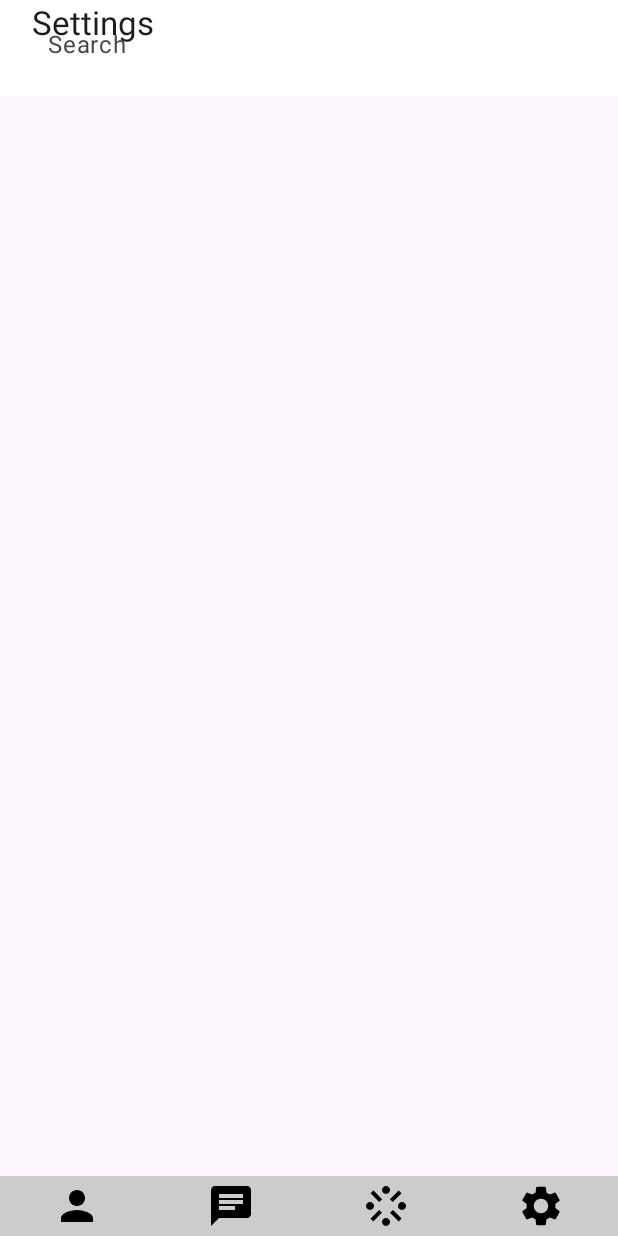
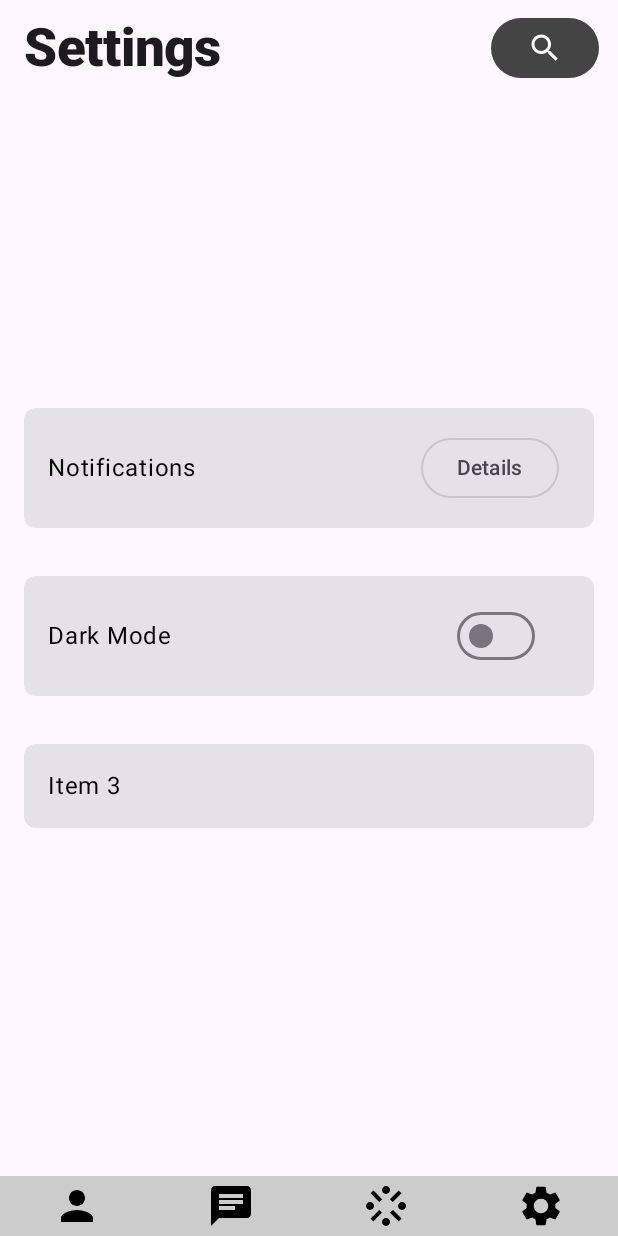
Before and after one commit to ataberkvarol/Whatsapp, an Android app built with Jetpack Compose: the settingsScreen screen opened through its navigation route, on a phone screen of 412 x 824 dp. Run offline under Robolectric (Android 15) with nearby library versions, the phone set to English and light mode, and no system bars; our stand-ins replace Dagger/Hilt's generated code, Firebase (no records; nobody signed in at launch, a user with empty details on screens opened directly); libraries missing offline, so code that uses them is left out: org.checkerframework.common.

Commit message:
settingsScreen was finished

```diff
--- a/app/build.gradle
+++ b/app/build.gradle
@@ -79,6 +79,7 @@ dependencies {
     implementation 'com.google.firebase:firebase-database-ktx:20.2.2'
     implementation 'com.google.firebase:firebase-inappmessaging-display-ktx:20.3.2'
     implementation 'com.google.firebase:firebase-ml-vision:24.1.0'
+    implementation 'androidx.datastore:datastore-preferences:1.0.0-rc02'
 
     implementation 'com.google.android.gms:play-services-vision:20.1.3'
     implementation 'com.google.firebase:firebase-ml-vision:24.0.3'
--- a/app/src/main/java/com/example/whatsapp/MainActivity.kt
+++ b/app/src/main/java/com/example/whatsapp/MainActivity.kt
@@ -1,5 +1,6 @@
 package com.example.whatsapp
 
+import com.example.whatsapp.ui.theme.NotificationsScreen
 import ChatListScreen
 import StatusListScreen
 import StatusScreen
@@ -40,6 +41,7 @@ sealed class DestinationScreen(val route: String){
     }
     object  SettingsScreen : DestinationScreen("SettingsScreen")
     object StatusListScreen : DestinationScreen("StatusListScreen")
+    object NotificationsScreen : DestinationScreen("NotificationsScreen")
     object PersonalChat : DestinationScreen("PersonalChat/{chatId}"){
         fun createRoute(id:String) = "PersonalChat/$id"
     }
@@ -62,7 +64,7 @@ fun ChatAppNavigation() {
     val navController = rememberNavController()
     val vm = hiltViewModel<CViewModel>()
 
-    NavHost(navController = navController , startDestination =  DestinationScreen.Login.route){
+    NavHost(navController = navController , startDestination =  DestinationScreen.ProfileScreen.route){
         composable(DestinationScreen.Signup.route){
             SignupScreen(navController, vm)
         }
@@ -82,6 +84,9 @@ fun ChatAppNavigation() {
         composable(DestinationScreen.ChatListScreen.route){
             ChatListScreen(navController = navController, vm = vm)
         }
+        composable(DestinationScreen.NotificationsScreen.route){
+            NotificationsScreen(navController = navController, vm = vm)
+        }
         composable(DestinationScreen.SettingsScreen.route){
             settingsScreen(navController = navController, vm = vm)
         }
--- a/app/src/main/java/com/example/whatsapp/ui/theme/BottomNavigation.kt
+++ b/app/src/main/java/com/example/whatsapp/ui/theme/BottomNavigation.kt
@@ -51,10 +51,8 @@ fun BottomNavigationMenu(selectedItem:BottomNavigation, navController: NavContro
                     .weight(1f)
                     .clickable {
                                navigateTo(navController,item.navDestination.route)
-
                     },
             )
         }
-
     }
 }
--- a/app/src/main/java/com/example/whatsapp/ui/theme/LoginScreen.kt
+++ b/app/src/main/java/com/example/whatsapp/ui/theme/LoginScreen.kt
@@ -104,7 +104,7 @@ fun loginScreen(navController:NavController, vm:CViewModel){
                 },
                 modifier = Modifier.padding(8.dp),
                 label = { Text(text = "password") },
-                visualTransformation = PasswordVisualTransformation()
+                visualTransformation = PasswordVisualTransformation() // koşullu yap
             )
             Button(
                 onClick = {
--- a/app/src/main/java/com/example/whatsapp/ui/theme/MainChatListScreen.kt
+++ b/app/src/main/java/com/example/whatsapp/ui/theme/MainChatListScreen.kt
@@ -52,11 +52,9 @@ fun ChatListScreen(navController: NavController, vm: CViewModel) {
             vm.onAddChat(it)
             showDialog.value = false
         }
-
         Scaffold(
             floatingActionButton = { FAB(showDialog.value, onFabClick, onDismiss, onAddChat) },
             content = {
-
                 Column(
                     modifier = Modifier
                         .fillMaxSize()
--- a/app/src/main/java/com/example/whatsapp/ui/theme/SettingsScreen.kt
+++ b/app/src/main/java/com/example/whatsapp/ui/theme/SettingsScreen.kt
@@ -1,172 +1,243 @@
 package com.example.whatsapp.ui.theme
 
 import android.annotation.SuppressLint
-import androidx.compose.foundation.background
+import android.util.Log
+import androidx.compose.foundation.isSystemInDarkTheme
 import androidx.compose.foundation.layout.Arrangement
-import androidx.compose.foundation.layout.Box
 import androidx.compose.foundation.layout.Column
 import androidx.compose.foundation.layout.Row
-import androidx.compose.foundation.layout.fillMaxHeight
+import androidx.compose.foundation.layout.Spacer
 import androidx.compose.foundation.layout.fillMaxSize
 import androidx.compose.foundation.layout.fillMaxWidth
 import androidx.compose.foundation.layout.height
 import androidx.compose.foundation.layout.padding
 import androidx.compose.foundation.layout.size
-import androidx.compose.foundation.layout.wrapContentHeight
-import androidx.compose.foundation.rememberScrollState
-import androidx.compose.foundation.shape.CircleShape
+import androidx.compose.foundation.layout.width
+import androidx.compose.foundation.lazy.LazyColumn
 import androidx.compose.foundation.shape.RoundedCornerShape
-import androidx.compose.foundation.verticalScroll
-import androidx.compose.material3.Button
+import androidx.compose.foundation.text.BasicTextField
 import androidx.compose.material3.Card
 import androidx.compose.material3.ExperimentalMaterial3Api
 import androidx.compose.material3.Icon
+import androidx.compose.material3.LocalTextStyle
 import androidx.compose.material3.Scaffold
-import androidx.compose.material3.Shapes
 import androidx.compose.material3.Text
-import androidx.compose.material3.TextField
-import androidx.compose.material3.TextFieldDefaults
 import androidx.compose.material3.TopAppBar
-import androidx.compose.material3.TopAppBarDefaults
 import androidx.compose.runtime.Composable
+import androidx.compose.runtime.getValue
 import androidx.compose.runtime.mutableStateOf
 import androidx.compose.runtime.remember
+import androidx.compose.runtime.setValue
 import androidx.compose.ui.Alignment
 import androidx.compose.ui.Modifier
-import androidx.compose.ui.draw.clip
 import androidx.compose.ui.graphics.Color
-import androidx.compose.ui.modifier.modifierLocalConsumer
-import androidx.compose.ui.platform.LocalFocusManager
-import androidx.compose.ui.res.colorResource
 import androidx.compose.ui.res.painterResource
+import androidx.compose.ui.text.input.TextFieldValue
 import androidx.compose.ui.unit.dp
 import androidx.navigation.NavController
 import com.example.whatsapp.CViewModel
 import com.example.whatsapp.R
-import com.example.whatsapp.TitleText
+import androidx.compose.foundation.lazy.items
+import androidx.compose.material.*
+import androidx.compose.material3.Button
+import androidx.compose.material3.ButtonDefaults
+import androidx.compose.material3.IconButton
+import androidx.compose.material3.MaterialTheme
+import androidx.compose.material3.OutlinedButton
+import androidx.compose.material3.Switch
+import androidx.compose.material3.SwitchDefaults
+import androidx.compose.material3.darkColorScheme
+import androidx.compose.material3.lightColorScheme
+import androidx.compose.runtime.*
+import androidx.compose.ui.text.font.FontWeight
+import androidx.compose.ui.unit.sp
+import com.example.whatsapp.DestinationScreen
 
+/*
+val Context.dataStore by preferencesDataStore(name = "settings")
+
+object DarkModePreferenceKeys {
+    var DARK_MODE_ENABLED = booleanPreferencesKey("dark_mode_enabled")
+}
+
+*/
+@OptIn(ExperimentalMaterial3Api::class)
 @SuppressLint("UnusedMaterial3ScaffoldPaddingParameter")
-@OptIn(ExperimentalMaterial3Api::class)
 @Composable
 fun settingsScreen(navController: NavController, vm: CViewModel) {
- val aramaYapiliyormu = remember { mutableStateOf(true) }
-    val tf = remember {
-        mutableStateOf("")
-    }
+
+    var isSearched by remember { mutableStateOf(false) }
+    var tf by remember { mutableStateOf(TextFieldValue("")) } // by olunca bir dahdeğiştiremiyorsun va gibi oluyor
+    var switchState = remember { mutableStateOf(false) }
+    var details = remember { mutableStateOf(false) }
+    Log.e(isSearched.toString(),isSearched.toString())
+
+    MyAppTheme(isDarkTheme = switchState.value) {
         Scaffold(
             topBar = {
                 TopAppBar(
                     title = {
-                    if (aramaYapiliyormu.value) {
-                        TextField(value = tf.value, onValueChange = {
-                            tf.value = it
-                        },
-                            label = { Text(text = "Search") },
-                            colors = TextFieldDefaults.textFieldColors(
-                                containerColor = Color.Transparent,
-                                focusedIndicatorColor = Color.White,
-                                unfocusedIndicatorColor = Color.White,
-                                textColor = Color.Black
+                        if (isSearched) {
+                            Log.e("if","if")
+                            BasicTextField(
+                                value = tf,
+                                onValueChange = { tf = it ;if (it.text.isEmpty()) {
+                                    isSearched = false
+                                }},
+                                textStyle = LocalTextStyle.current.copy(color = Color.Black),
+                                singleLine = true,
+                                decorationBox = { innerTextField ->
+                                    Row(
+                                        modifier = Modifier
+                                            .fillMaxWidth()
+                                            .padding(horizontal = 8.dp),
+                                        verticalAlignment = Alignment.CenterVertically
+                                    ) {
+                                        Icon(
+                                            painter = painterResource(id = R.drawable.baseline_search_24),
+                                            contentDescription = "Search",
+                                            modifier = Modifier.size(24.dp)
                                         )
+                                        Spacer(modifier = Modifier.width(8.dp))
+                                        innerTextField()
+                                        Spacer(modifier = Modifier.width(154.dp))
+
+                                        Column(
+                                            horizontalAlignment = Alignment.End
+                                        ) {
+                                            IconButton(onClick = { isSearched = false })
+                                            {
+                                                Icon(
+                                                    painter = painterResource(id = R.drawable.baseline_cancel_24),
+                                                    contentDescription = "test",
+                                                    modifier = Modifier.size(24.dp)
                                                 )
-                        Column {
-                            Text(text = " Settings")
+                                            }
+                                        }
+                                    }
+                                }
+                            )
+                        } else {
+                            Log.e("asd","else")
+                            Row(
+                                verticalAlignment = Alignment.CenterVertically,
+                                horizontalArrangement = Arrangement.Start
+                            ) {
+                                Text(
+                                    text = "Settings",
+                                    style = androidx.compose.ui.text.TextStyle(fontSize = 35.sp, fontWeight = FontWeight.ExtraBold)
+                                )
+                                Spacer(modifier = Modifier.width(180.dp))
+                                Column(
+                                    horizontalAlignment = Alignment.End
+                                ) {
+                                    Button(onClick = {isSearched = true}, colors = ButtonDefaults.buttonColors(containerColor = Color.DarkGray) )
+                                    {
+                                        Icon( painter = painterResource(id = R.drawable.baseline_search_24),
+                                            contentDescription = "Search",
+                                            modifier = Modifier.size(24.dp))
+                                    }
+                                }
                             }
                         }
                     },
-                  colors = TopAppBarDefaults.smallTopAppBarColors(containerColor = colorResource(id = R.color.white)
-            ),
                 )
             },
             content = {
-            Text(text = "test")
+                LazyColumn(
+                    modifier = Modifier.fillMaxSize(),
+                    verticalArrangement = Arrangement.Center
+                ) {
+                    val filteredItems = if (isSearched) {
+                        ITEMS.filter { item ->
+                            item.title.contains(tf.text, ignoreCase = true)
+                        }
+                    }else{
+                        ITEMS
+                    }
+                    items(filteredItems){item -> ItemView(
+                        item = item ,
+                        switchState = switchState,
+                        details = details,
+                        navController =  navController
+                    ) }
+                }
             },
-
+            bottomBar = {
+                BottomNavigationMenu(selectedItem = BottomNavigation.SETTINGS, navController = navController)
+            }
         )
-        Column(modifier = Modifier
-            .fillMaxSize()
-            .verticalScroll(rememberScrollState()),
-        horizontalAlignment = Alignment.CenterHorizontally,
-        verticalArrangement = Arrangement.Bottom)
-
-    {
-        BottomNavigationMenu(
-            selectedItem = BottomNavigation.SETTINGS,
-            navController = navController)
-
     }
-
 }
-
-
-
-
-
-
-
-
-    /*
-    Box(modifier = Modifier
-        .fillMaxSize()
-        .background(Color.White)) {
-        Column(
-
-            horizontalAlignment = Alignment.CenterHorizontally,
-            verticalArrangement = Arrangement.Top
+data class Item(val id: Int, val title: String)
+private val ITEMS = listOf(
+    Item(1, "Notifications"),
+    Item(2, "Dark Mode"),
+    Item(3, "Item 3"),
 )
-        {  TitleText(txt = "Settings")
-
+@Composable
+fun ItemView(
+    item: Item, switchState: MutableState<Boolean>,
+    details:MutableState<Boolean>,
+    navController: NavController?
+) {
+    Card(
+        modifier = Modifier
+            .fillMaxWidth()
+            .padding(16.dp),
+        shape = RoundedCornerShape(8.dp),
+    ) {
+        Row(
+            verticalAlignment = Alignment.CenterVertically,
+            modifier = Modifier.padding(16.dp)
+        ) {
+            Text(
+                text = item.title,
+                color = Color.Black
+            )
+            if (item.title == "Notifications"){
+                Spacer(modifier = Modifier.width(150.dp))
+                OutlinedButton(onClick = {details.value = true}) {
+                    Text(text = "Details")
                 }
-        Row(modifier = Modifier
-            .fillMaxSize()
-            .wrapContentHeight(),
-        verticalAlignment = Alignment.CenterVertically)
-        {
-            GeneralSettingsItem()
+                if (details.value == true){
+                    Log.e("details","details:true")
+                    if (navController != null) {
+                        Log.e("notification","notification:true")
+                        navController.navigate(DestinationScreen.NotificationsScreen.route)
                     }
-
-        Column(modifier = Modifier
-            .fillMaxSize()
-            .verticalScroll(rememberScrollState()),
-            horizontalAlignment = Alignment.CenterHorizontally,
-            verticalArrangement = Arrangement.Bottom)
-        {
-            BottomNavigationMenu(
-                selectedItem = BottomNavigation.SETTINGS,
-                navController = navController)
+                }
+            }
+            if(item.title == "Dark Mode" ){
+                Spacer(modifier = Modifier.width(190.dp))
+                SwitchButtonFunction(switchState)
+            }
+            details.value = false
         }
     }
 }
 @Composable
-fun GeneralSettingsItem() {
-    val focus = LocalFocusManager.current
-    Card(
-        modifier = Modifier
-            .padding(bottom = 8.dp)
-            .fillMaxWidth() ) {
-        Text(text = "Notifications"
-            ,modifier =Modifier.wrapContentHeight())
-        Row(
-            modifier = Modifier.padding()
+fun SwitchButtonFunction(switchState: MutableState<Boolean>) {
+    Switch(
+        checked = switchState.value,
+        onCheckedChange = { isChecked ->
+            switchState.value = isChecked
+        },
+        colors = SwitchDefaults.colors(
+            checkedThumbColor = Color.Black,
+            checkedTrackColor = Color.White
+        )
+    )
+}
+@Composable
+fun MyAppTheme(
+    isDarkTheme: Boolean = isSystemInDarkTheme(),
+    content: @Composable () -> Unit,
 ) {
-
-            Box(
-                modifier = Modifier
-                    .size(60.dp)
-                    .clip(shape = CircleShape),
-
+    val colorScheme = if (isDarkTheme) darkColorScheme() else lightColorScheme()
+    Log.e(isDarkTheme.toString(), isDarkTheme.toString())
+    MaterialTheme(
+        colorScheme = colorScheme,
+        content = content
     )
-            {
-            Icon(
-                    painter = painterResource(id = R.drawable.baseline_chat_24),
-                    contentDescription = "",
-                    tint = Color.Unspecified,
-                    modifier = Modifier.padding(8.dp)
-                )
-
 }
-
-        }
-    }
-
-     */
--- a/app/src/main/java/com/example/whatsapp/ui/theme/SignupScreen.kt
+++ b/app/src/main/java/com/example/whatsapp/ui/theme/SignupScreen.kt
@@ -124,8 +124,6 @@ fun SignupScreen (navController:NavController,vm:CViewModel) {
                 label = { Text(text = "password") },
                 visualTransformation = PasswordVisualTransformation()
             )
-
-
             Button(
                 onClick = {
                     focus.clearFocus(force = true)
@@ -147,13 +145,10 @@ fun SignupScreen (navController:NavController,vm:CViewModel) {
                     .clickable {
                         navigateTo(navController, DestinationScreen.Login.route)
                     })
-
-
             val isLoading = vm.inProgress.value
             if (isLoading){
                 CircularProgressIndicator()
             }
-
         }
     }
 }
--- /dev/null
+++ b/app/src/main/res/drawable/baseline_cancel_24.xml
@@ -0,0 +1,5 @@
+<vector android:height="24dp" android:tint="#000000"
+    android:viewportHeight="24" android:viewportWidth="24"
+    android:width="24dp" xmlns:android="http://schemas.android.com/apk/res/android">
+    <path android:fillColor="@android:color/white" android:pathData="M12,2C6.47,2 2,6.47 2,12s4.47,10 10,10 10,-4.47 10,-10S17.53,2 12,2zM17,15.59L15.59,17 12,13.41 8.41,17 7,15.59 10.59,12 7,8.41 8.41,7 12,10.59 15.59,7 17,8.41 13.41,12 17,15.59z"/>
+</vector>
--- /dev/null
+++ b/app/src/main/res/drawable/baseline_search_24.xml
@@ -0,0 +1,5 @@
+<vector android:height="24dp" android:tint="#000000"
+    android:viewportHeight="24" android:viewportWidth="24"
+    android:width="24dp" xmlns:android="http://schemas.android.com/apk/res/android">
+    <path android:fillColor="@android:color/white" android:pathData="M15.5,14h-0.79l-0.28,-0.27C15.41,12.59 16,11.11 16,9.5 16,5.91 13.09,3 9.5,3S3,5.91 3,9.5 5.91,16 9.5,16c1.61,0 3.09,-0.59 4.23,-1.57l0.27,0.28v0.79l5,4.99L20.49,19l-4.99,-5zM9.5,14C7.01,14 5,11.99 5,9.5S7.01,5 9.5,5 14,7.01 14,9.5 11.99,14 9.5,14z"/>
+</vector>
```
Also changed, not shown: app/src/main/java/com/example/whatsapp/ui/theme/NotificationsScreen.kt (added, +10 -0 lines), app/src/main/java/com/example/whatsapp/ui/theme/PersonalChatScreen.kt (+0 -9 lines), app/src/main/java/com/example/whatsapp/ui/theme/ProfileScreen.kt (+0 -14 lines). Lines whose indentation alone changed are shown as unchanged.
